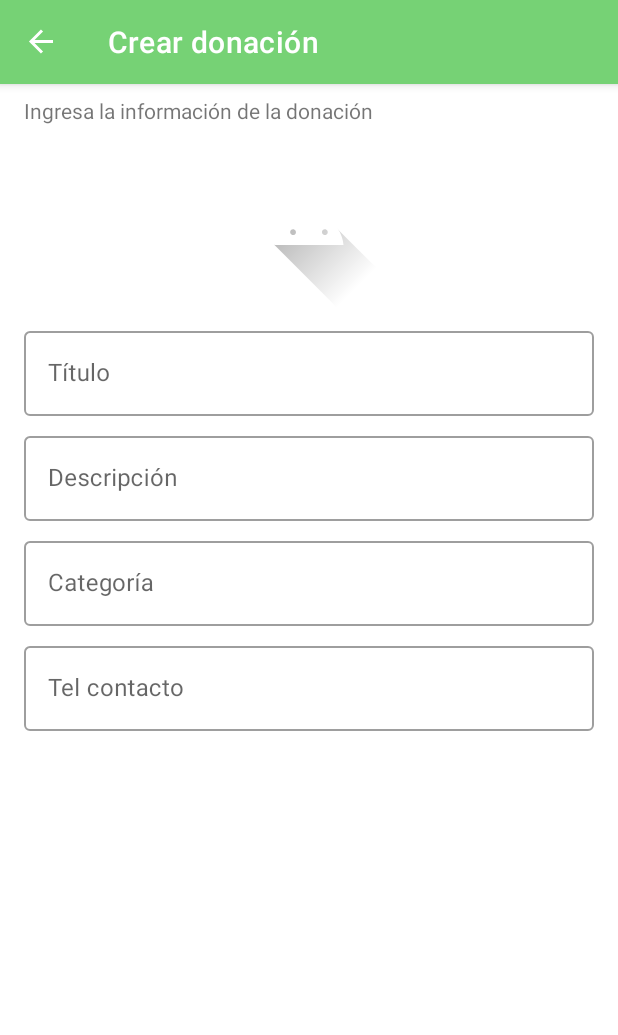
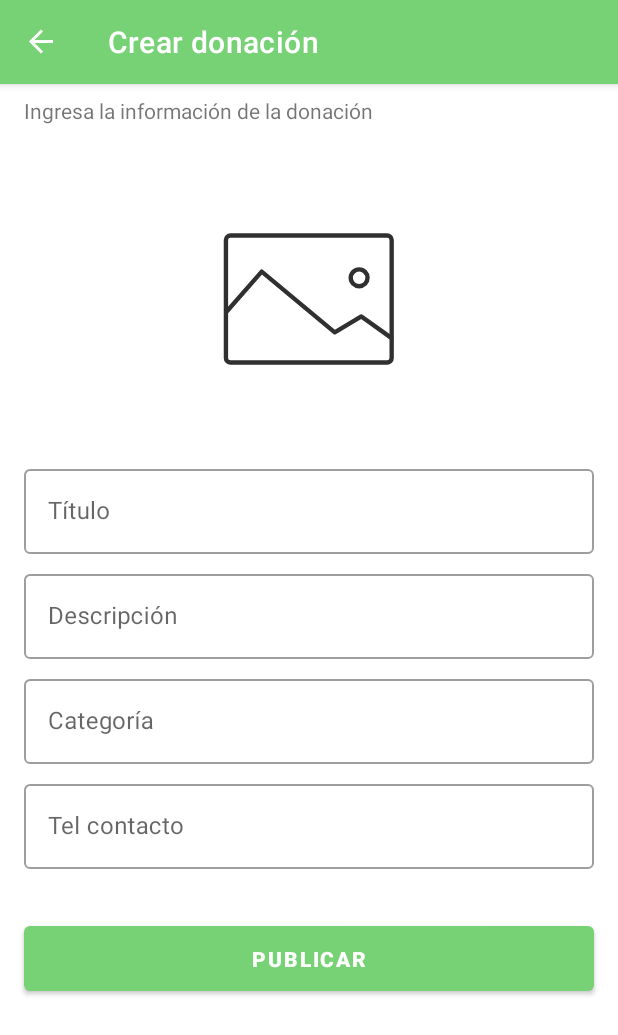
Before and after one commit to xpriidex/donalo, an Android app: the DonationCreateFragment screen opened through its navigation route, on a phone screen of 412 x 824 dp. Shown: the top 1035 px of the screen. Run offline under Robolectric (Android 15) with nearby library versions, the phone set to English and light mode, and no system bars; our stand-ins replace navigation-ui.

Commit message:
detail view

```diff
--- /dev/null
+++ b/app/src/main/res/drawable/icon_placeholder.xml
@@ -0,0 +1,27 @@
+<vector xmlns:android="http://schemas.android.com/apk/res/android"
+    android:width="48dp"
+    android:height="48.00004dp"
+    android:viewportWidth="48"
+    android:viewportHeight="48.00004">
+  <path
+      android:pathData="M36.496,34.1672H11.4403c-0.4035,0 -0.731,-0.3274 -0.731,-0.731V14.5638c0,-0.4036 0.3274,-0.731 0.731,-0.731h25.0557c0.4035,0 0.731,0.3274 0.731,0.731v18.8724C37.227,33.8398 36.8996,34.1672 36.496,34.1672z"
+      android:strokeLineJoin="round"
+      android:strokeWidth="0.7"
+      android:fillColor="#00000000"
+      android:strokeColor="#303030"
+      android:strokeLineCap="round"/>
+  <path
+      android:pathData="M10.8721,25.9681l5.5617,-6.3471l11.6831,9.721l4.2613,-2.5568l4.789,3.4334"
+      android:strokeLineJoin="round"
+      android:strokeWidth="0.7"
+      android:fillColor="#00000000"
+      android:strokeColor="#303030"
+      android:strokeLineCap="round"/>
+  <path
+      android:pathData="M32.0226,20.6099m-1.3449,0a1.3449,1.3449 0,1 1,2.6899 0a1.3449,1.3449 0,1 1,-2.6899 0"
+      android:strokeLineJoin="round"
+      android:strokeWidth="0.7"
+      android:fillColor="#00000000"
+      android:strokeColor="#303030"
+      android:strokeLineCap="round"/>
+</vector>
--- a/app/src/main/res/layout/donation_create_fragment.xml
+++ b/app/src/main/res/layout/donation_create_fragment.xml
@@ -5,6 +5,14 @@
     android:layout_width="match_parent"
     android:layout_height="match_parent"
     tools:context=".ui.donationcreate.DonationCreateFragment">
+
+    <ScrollView
+        android:layout_width="match_parent"
+        android:layout_height="match_parent">
+
+        <androidx.constraintlayout.widget.ConstraintLayout
+            android:layout_width="match_parent"
+            android:layout_height="0dp">
 
         <TextView
             android:id="@+id/tvHarnessLabel"
@@ -23,15 +31,15 @@
 
         <ImageView
             android:id="@+id/imageView2"
-        android:layout_width="0dp"
-        android:layout_height="wrap_content"
+            android:layout_width="200dp"
+            android:layout_height="200dp"
             android:layout_marginStart="16dp"
             android:layout_marginTop="8dp"
             android:layout_marginEnd="16dp"
-        android:src="@drawable/ic_launcher_foreground"
             app:layout_constraintEnd_toEndOf="parent"
             app:layout_constraintStart_toStartOf="parent"
-        app:layout_constraintTop_toBottomOf="@+id/tvHarnessLabel" />
+            app:layout_constraintTop_toBottomOf="@+id/tvHarnessLabel"
+            app:srcCompat="@drawable/icon_placeholder" />
 
         <com.google.android.material.textfield.TextInputLayout
             android:id="@+id/tilDonateTitle"
@@ -117,4 +125,24 @@
 
         </com.google.android.material.textfield.TextInputLayout>
 
+        <Button
+            android:id="@+id/btSignInGoogle"
+            android:layout_width="match_parent"
+            android:layout_height="55dp"
+            android:layout_marginStart="16dp"
+            android:layout_marginEnd="16dp"
+            android:layout_marginTop="32dp"
+            android:textStyle="bold"
+            android:text="Publicar"
+            app:layout_constraintBottom_toBottomOf="parent"
+            app:layout_constraintEnd_toEndOf="parent"
+            app:layout_constraintStart_toStartOf="parent"
+            app:layout_constraintTop_toBottomOf="@+id/tilDonateContact" />
+
 </androidx.constraintlayout.widget.ConstraintLayout>
+
+
+    </ScrollView>
+
+
+</androidx.constraintlayout.widget.ConstraintLayout>
--- a/app/src/main/res/layout/donation_detail_fragment.xml
+++ b/app/src/main/res/layout/donation_detail_fragment.xml
@@ -14,6 +14,7 @@
         android:background="@android:color/white"
         android:paddingStart="16dp"
         android:paddingTop="8dp"
+
         android:paddingEnd="16dp"
         android:paddingBottom="8dp"
         android:text="Ingresa la información de la donación"
@@ -23,9 +24,10 @@
 
     <ImageView
         android:id="@+id/imageView2"
-        android:layout_width="0dp"
-        android:layout_height="wrap_content"
+        android:layout_width="200dp"
+        android:layout_height="200dp"
         android:layout_marginStart="16dp"
+        app:srcCompat="@drawable/icon_placeholder"
         android:layout_marginTop="16dp"
         android:layout_marginEnd="16dp"
         android:src="@drawable/ic_launcher_foreground"
@@ -87,4 +89,6 @@
         app:layout_constraintTop_toBottomOf="@+id/tilDonateCategory" />
 
 
+
+
 </androidx.constraintlayout.widget.ConstraintLayout>
--- a/app/src/main/res/layout/item_donation.xml
+++ b/app/src/main/res/layout/item_donation.xml
@@ -23,7 +23,7 @@
                 app:layout_constraintStart_toStartOf="parent"
                 app:layout_constraintTop_toTopOf="parent"
                 app:layout_constraintEnd_toEndOf="parent"
-                app:srcCompat="@drawable/ic_love" />
+                app:srcCompat="@drawable/icon_placeholder" />
 
             <TextView
                 android:id="@+id/nameArte"
--- a/app/src/main/res/layout/login_fragment.xml
+++ b/app/src/main/res/layout/login_fragment.xml
@@ -21,9 +21,10 @@
 
     <Button
         android:id="@+id/btSignInGoogle"
-        android:layout_width="wrap_content"
-        android:layout_height="52dp"
+        android:layout_width="match_parent"
+        android:layout_height="55dp"
         android:text="Ingresar"
+        android:textStyle="bold"
         android:layout_marginStart="16dp"
         android:layout_marginEnd="16dp"
         app:layout_constraintBottom_toBottomOf="parent"
```
Lines whose indentation alone changed are shown as unchanged.
